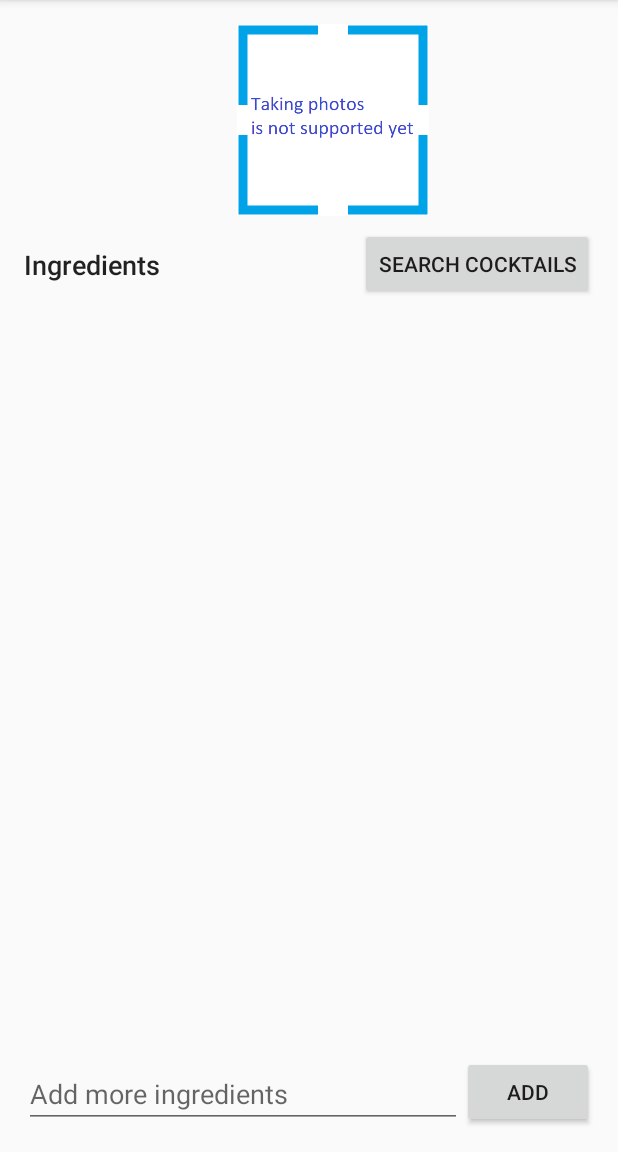
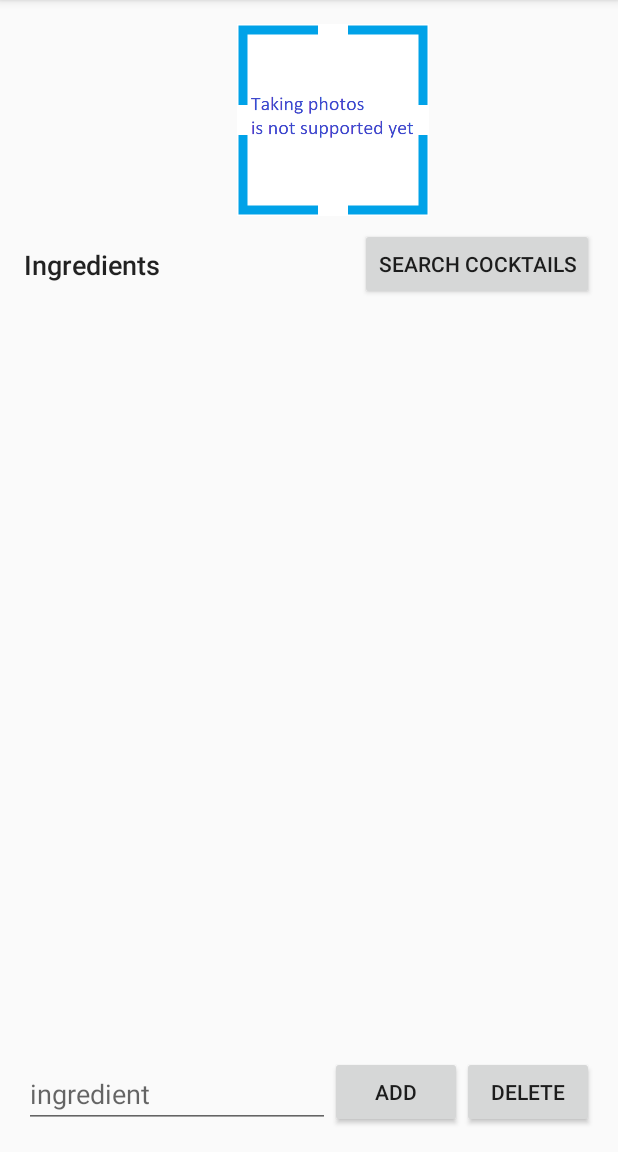
Before and after one commit to rcontrai/CoctelAppMobile, an Android app: the AmendActivity screen opened directly, with no data from a screen before it, on a phone screen of 412 x 824 dp, the part 84-1236 px from its top. Run offline under Robolectric (Android 15) with nearby library versions, the phone set to English and light mode, and no system bars.

Commit message:
You can now delete ingredients from the list o ingredients.

```diff
--- a/CoctelAPP/app/src/main/res/layout/activity_amend_p.xml
+++ b/CoctelAPP/app/src/main/res/layout/activity_amend_p.xml
@@ -5,6 +5,17 @@
     xmlns:tools="http://schemas.android.com/tools"
     android:layout_width="match_parent"
     android:layout_height="match_parent">
+
+    <Button
+        android:id="@+id/deleteButton2"
+        android:layout_width="wrap_content"
+        android:layout_height="wrap_content"
+        android:layout_marginEnd="16dp"
+        android:layout_marginBottom="16dp"
+        android:onClick="deleteIngredient"
+        android:text="delete"
+        app:layout_constraintBottom_toBottomOf="parent"
+        app:layout_constraintEnd_toEndOf="parent" />
 
     <Button
         android:id="@+id/searchCocktailButton2"
@@ -70,7 +81,7 @@
         android:layout_marginStart="16dp"
         android:layout_marginBottom="16dp"
         android:ems="10"
-        android:hint="Add more ingredients"
+        android:hint="ingredient"
         android:inputType="textPersonName"
         app:layout_constraintBottom_toBottomOf="parent"
         app:layout_constraintEnd_toStartOf="@+id/addButton2"
@@ -80,10 +91,9 @@
         android:id="@+id/addButton2"
         android:layout_width="wrap_content"
         android:layout_height="wrap_content"
-        android:layout_marginEnd="16dp"
         android:layout_marginBottom="16dp"
         android:onClick="addIngredients"
         android:text="add"
         app:layout_constraintBottom_toBottomOf="parent"
-        app:layout_constraintEnd_toEndOf="parent" />
+        app:layout_constraintEnd_toStartOf="@+id/deleteButton2" />
 </androidx.constraintlayout.widget.ConstraintLayout>
```
Also changed, not shown: CoctelAPP/app/src/main/java/com/pad/coctelapp/AmendActivity.java (+17 -0 lines), CoctelAPP/app/src/main/java/com/pad/coctelapp/ui/RecipeOnClickListener.java (+7 -0 lines), CoctelAPP/app/src/main/res/layout/activity_amend_l.xml (+12 -2 lines).
